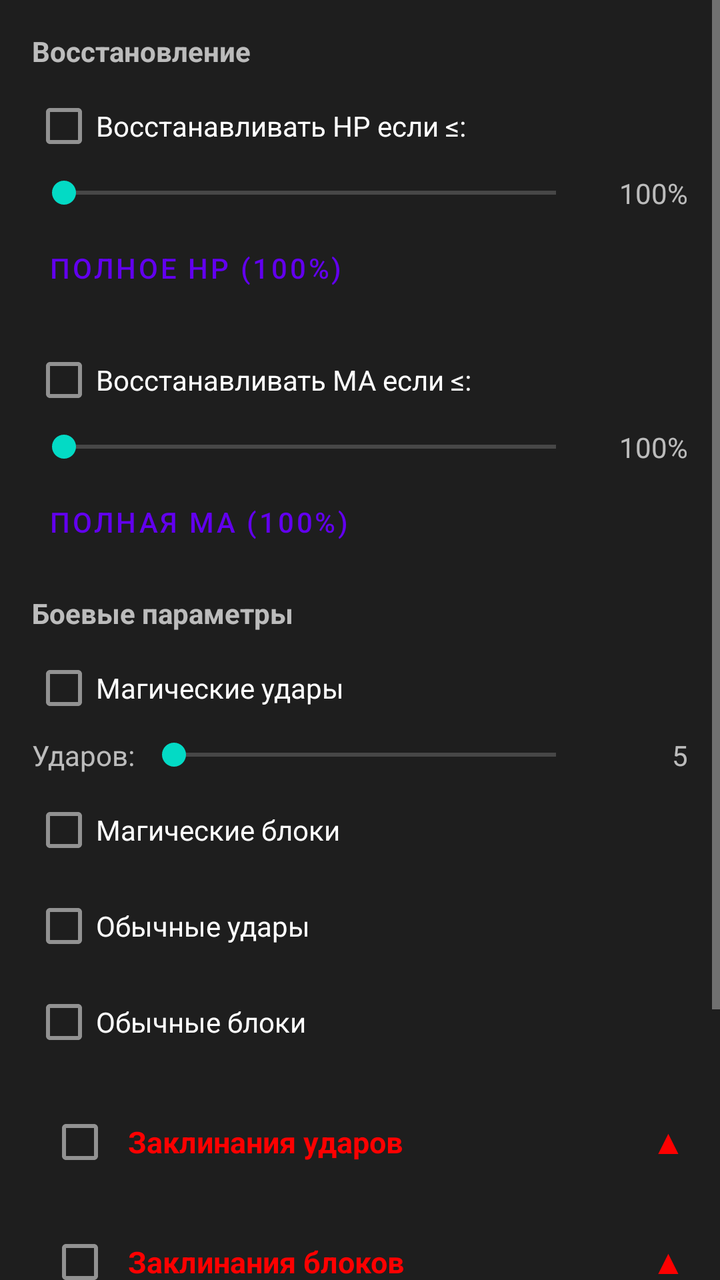
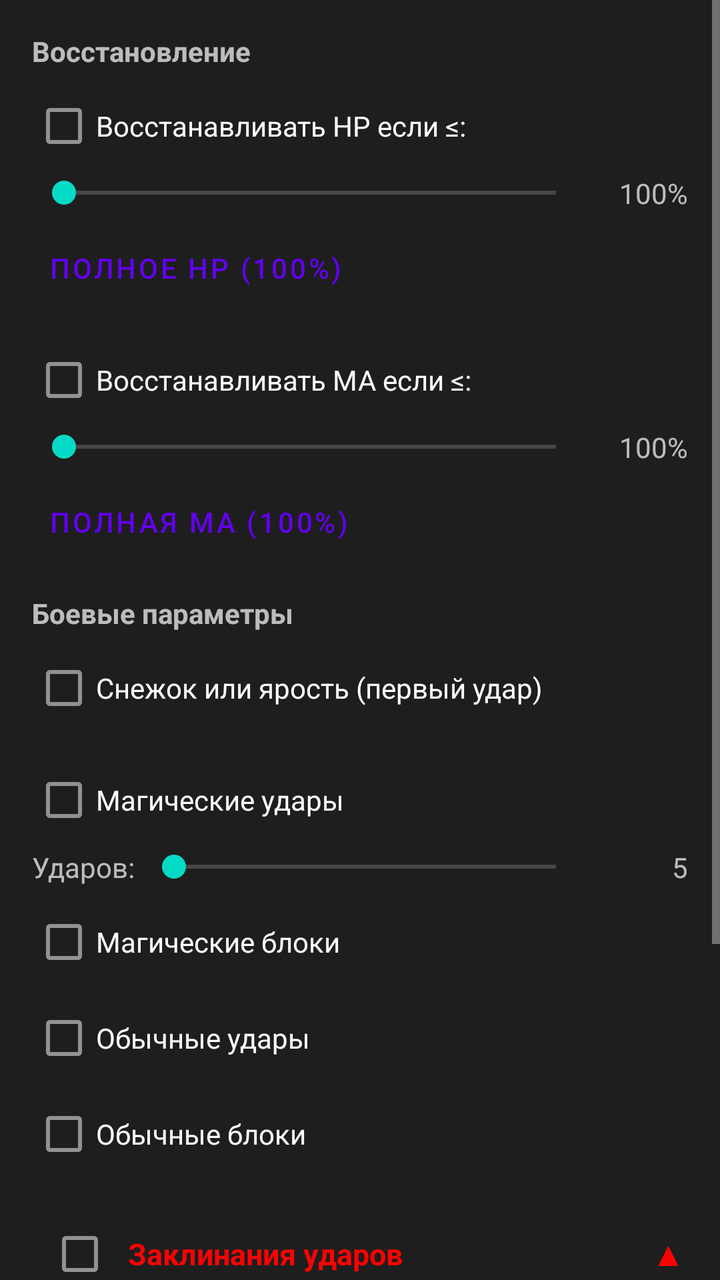

An Android layout rendered at two revisions. The XML below is the earlier revision; the diff shows what the commit changed to produce the second picture.
<!-- AndroidManifest.xml: application theme Theme.ABClient -->
<!-- res/layout/tab_autoboi_rotation.xml -->
<?xml version="1.0" encoding="utf-8"?>
<ScrollView xmlns:android="http://schemas.android.com/apk/res/android"
    android:layout_width="match_parent"
    android:layout_height="match_parent"
    android:background="@color/ab_autoboi_bg"
    android:theme="@style/ThemeOverlay.MaterialComponents.Dark">

    <LinearLayout
        android:layout_width="match_parent"
        android:layout_height="wrap_content"
        android:orientation="vertical"
        android:padding="16dp">

        
        <TextView
            android:layout_width="match_parent"
            android:layout_height="wrap_content"
            android:text="Восстановление"
            android:textStyle="bold"
            android:layout_marginBottom="4dp" />

        <CheckBox
            android:id="@+id/checkDoRestoreHp"
            android:layout_width="match_parent"
            android:layout_height="wrap_content"
            android:text="Восстанавливать HP если ≤:" />

        <LinearLayout
            android:layout_width="match_parent"
            android:layout_height="wrap_content"
            android:orientation="horizontal"
            android:gravity="center_vertical"
            android:layout_marginBottom="4dp">

            <SeekBar
                android:id="@+id/seekRestoreHp"
                android:layout_width="0dp"
                android:layout_height="wrap_content"
                android:layout_weight="1"
                android:max="100" />

            <TextView
                android:id="@+id/tvRestoreHp"
                android:layout_width="50dp"
                android:layout_height="wrap_content"
                android:gravity="end"
                android:text="100%" />
        </LinearLayout>

        <Button
            android:id="@+id/btnFullHp"
            style="@style/Widget.MaterialComponents.Button.TextButton"
            android:layout_width="wrap_content"
            android:layout_height="wrap_content"
            android:text="Полное HP (100%)"
            android:layout_marginBottom="8dp" />

        <CheckBox
            android:id="@+id/checkDoRestoreMa"
            android:layout_width="match_parent"
            android:layout_height="wrap_content"
            android:text="Восстанавливать MA если ≤:" />

        <LinearLayout
            android:layout_width="match_parent"
            android:layout_height="wrap_content"
            android:orientation="horizontal"
            android:gravity="center_vertical"
            android:layout_marginBottom="4dp">

            <SeekBar
                android:id="@+id/seekRestoreMa"
                android:layout_width="0dp"
                android:layout_height="wrap_content"
                android:layout_weight="1"
                android:max="100" />

            <TextView
                android:id="@+id/tvRestoreMa"
                android:layout_width="50dp"
                android:layout_height="wrap_content"
                android:gravity="end"
                android:text="100%" />
        </LinearLayout>

        <Button
            android:id="@+id/btnFullMa"
            style="@style/Widget.MaterialComponents.Button.TextButton"
            android:layout_width="wrap_content"
            android:layout_height="wrap_content"
            android:text="Полная MA (100%)"
            android:layout_marginBottom="12dp" />

        
        <TextView
            android:layout_width="match_parent"
            android:layout_height="wrap_content"
            android:text="Боевые параметры"
            android:textStyle="bold"
            android:layout_marginBottom="4dp" />

        <CheckBox
            android:id="@+id/checkDoMagHits"
            android:layout_width="match_parent"
            android:layout_height="wrap_content"
            android:text="Магические удары" />

        <LinearLayout
            android:layout_width="match_parent"
            android:layout_height="wrap_content"
            android:orientation="horizontal"
            android:gravity="center_vertical"
            android:layout_marginBottom="4dp">

            <TextView
                android:layout_width="wrap_content"
                android:layout_height="wrap_content"
                android:text="Ударов: " />

            <SeekBar
                android:id="@+id/seekMagHits"
                android:layout_width="0dp"
                android:layout_height="wrap_content"
                android:layout_weight="1"
                android:max="1000" />

            <TextView
                android:id="@+id/tvMagHits"
                android:layout_width="50dp"
                android:layout_height="wrap_content"
                android:gravity="end"
                android:text="5" />
        </LinearLayout>

        <CheckBox
            android:id="@+id/checkDoMagBlocks"
            android:layout_width="match_parent"
            android:layout_height="wrap_content"
            android:text="Магические блоки" />

        <CheckBox
            android:id="@+id/checkDoHits"
            android:layout_width="match_parent"
            android:layout_height="wrap_content"
            android:text="Обычные удары" />

        <CheckBox
            android:id="@+id/checkDoBlocks"
            android:layout_width="match_parent"
            android:layout_height="wrap_content"
            android:text="Обычные блоки"
            android:layout_marginBottom="12dp" />

        
        <LinearLayout
            android:id="@+id/headerSpellsHits"
            android:layout_width="match_parent"
            android:layout_height="wrap_content"
            android:orientation="horizontal"
            android:gravity="center_vertical"
            android:layout_marginBottom="4dp">

            <CheckBox
                android:id="@+id/checkDoAbilHits"
                android:layout_width="wrap_content"
                android:layout_height="wrap_content"
                android:text="" />

            <TextView
                android:layout_width="0dp"
                android:layout_height="wrap_content"
                android:layout_weight="1"
                android:text="Заклинания ударов"
                android:textStyle="bold"
                android:textSize="15sp"
                android:textColor="@color/red" />

            <TextView
                android:id="@+id/tvArrowSpellsHits"
                android:layout_width="wrap_content"
                android:layout_height="wrap_content"
                android:text="▲"
                android:textSize="16sp"
                android:textStyle="bold"
                android:textColor="@color/red"
                android:paddingStart="6dp"
                android:paddingEnd="2dp" />
        </LinearLayout>

        <androidx.recyclerview.widget.RecyclerView
            android:id="@+id/listSpellsHits"
            android:layout_width="match_parent"
            android:layout_height="wrap_content"
            android:layout_marginBottom="8dp" />

        
        <LinearLayout
            android:id="@+id/headerSpellsBlocks"
            android:layout_width="match_parent"
            android:layout_height="wrap_content"
            android:orientation="horizontal"
            android:gravity="center_vertical"
            android:layout_marginBottom="4dp">

            <CheckBox
                android:id="@+id/checkDoAbilBlocks"
                android:layout_width="wrap_content"
                android:layout_height="wrap_content"
                android:text="" />

            <TextView
                android:layout_width="0dp"
                android:layout_height="wrap_content"
                android:layout_weight="1"
                android:text="Заклинания блоков"
                android:textStyle="bold"
                android:textSize="15sp"
                android:textColor="@color/red" />

            <TextView
                android:id="@+id/tvArrowSpellsBlocks"
                android:layout_width="wrap_content"
                android:layout_height="wrap_content"
                android:text="▲"
                android:textSize="16sp"
                android:textStyle="bold"
                android:textColor="@color/red"
                android:paddingStart="6dp"
                android:paddingEnd="2dp" />
        </LinearLayout>

        <androidx.recyclerview.widget.RecyclerView
            android:id="@+id/listSpellsBlocks"
            android:layout_width="match_parent"
            android:layout_height="wrap_content"
            android:layout_marginBottom="8dp" />

        
        <LinearLayout
            android:id="@+id/headerSpellsMisc"
            android:layout_width="match_parent"
            android:layout_height="wrap_content"
            android:orientation="horizontal"
            android:gravity="center_vertical"
            android:layout_marginBottom="4dp">

            <CheckBox
                android:id="@+id/checkDoMiscAbils"
                android:layout_width="wrap_content"
                android:layout_height="wrap_content"
                android:text="" />

            <TextView
                android:layout_width="0dp"
                android:layout_height="wrap_content"
                android:layout_weight="1"
                android:text="Прочие заклинания"
                android:textStyle="bold"
                android:textSize="15sp"
                android:textColor="@color/red" />

            <TextView
                android:id="@+id/tvArrowSpellsMisc"
                android:layout_width="wrap_content"
                android:layout_height="wrap_content"
                android:text="▲"
                android:textSize="16sp"
                android:textStyle="bold"
                android:textColor="@color/red"
                android:paddingStart="6dp"
                android:paddingEnd="2dp" />
        </LinearLayout>

        <androidx.recyclerview.widget.RecyclerView
            android:id="@+id/listSpellsMisc"
            android:layout_width="match_parent"
            android:layout_height="wrap_content"
            android:layout_marginBottom="8dp" />

        
        <LinearLayout
            android:id="@+id/headerSpellsRestoreHp"
            android:layout_width="match_parent"
            android:layout_height="wrap_content"
            android:orientation="horizontal"
            android:gravity="center_vertical"
            android:layout_marginBottom="4dp">

            <TextView
                android:layout_width="0dp"
                android:layout_height="wrap_content"
                android:layout_weight="1"
                android:text="Заклинания восст. HP"
                android:textStyle="bold"
                android:textSize="15sp"
                android:textColor="@color/red" />

            <TextView
                android:id="@+id/tvArrowSpellsRestoreHp"
                android:layout_width="wrap_content"
                android:layout_height="wrap_content"
                android:text="▲"
                android:textSize="16sp"
                android:textStyle="bold"
                android:textColor="@color/red"
                android:paddingStart="6dp"
                android:paddingEnd="2dp" />
        </LinearLayout>

        <androidx.recyclerview.widget.RecyclerView
            android:id="@+id/listSpellsRestoreHp"
            android:layout_width="match_parent"
            android:layout_height="wrap_content"
            android:layout_marginBottom="8dp" />

        
        <LinearLayout
            android:id="@+id/headerSpellsRestoreMa"
            android:layout_width="match_parent"
            android:layout_height="wrap_content"
            android:orientation="horizontal"
            android:gravity="center_vertical"
            android:layout_marginBottom="4dp">

            <TextView
                android:layout_width="0dp"
                android:layout_height="wrap_content"
                android:layout_weight="1"
                android:text="Заклинания восст. MA"
                android:textStyle="bold"
                android:textSize="15sp"
                android:textColor="@color/red" />

            <TextView
                android:id="@+id/tvArrowSpellsRestoreMa"
                android:layout_width="wrap_content"
                android:layout_height="wrap_content"
                android:text="▲"
                android:textSize="16sp"
                android:textStyle="bold"
                android:textColor="@color/red"
                android:paddingStart="6dp"
                android:paddingEnd="2dp" />
        </LinearLayout>

        <androidx.recyclerview.widget.RecyclerView
            android:id="@+id/listSpellsRestoreMa"
            android:layout_width="match_parent"
            android:layout_height="wrap_content"
            android:layout_marginBottom="8dp" />

    </LinearLayout>

</ScrollView>
<!-- resources referenced by this layout -->
<resources>
  <color name="ab_autoboi_bg">#1E1E1E</color>
  <color name="red">#FF0000</color>
  <style name="Theme.ABClient" parent="Theme.MaterialComponents.DayNight.DarkActionBar">
          
          <item name="colorPrimary">@color/purple_500</item>
          <item name="colorPrimaryVariant">@color/purple_700</item>
          <item name="colorOnPrimary">@color/white</item>
          
          <item name="colorSecondary">@color/teal_200</item>
          <item name="colorSecondaryVariant">@color/teal_700</item>
          <item name="colorOnSecondary">@color/black</item>
          
          <item name="android:statusBarColor" tools:targetApi="l">?attr/colorPrimaryVariant</item>
          
      </style>
  <color name="purple_500">#FF6200EE</color>
  <color name="purple_700">#FF3700B3</color>
  <color name="white">#FFFFFFFF</color>
  <color name="teal_200">#FF03DAC5</color>
  <color name="teal_700">#FF018786</color>
  <color name="black">#FF000000</color>
</resources>

<!-- the commit's change to res/layout/tab_autoboi_rotation.xml (unified diff, before → after) -->
@@ -100,6 +100,13 @@
             android:layout_marginBottom="4dp" />
 
         <CheckBox
+            android:id="@+id/checkDoFury"
+            android:layout_width="match_parent"
+            android:layout_height="wrap_content"
+            android:text="Снежок или ярость (первый удар)"
+            android:layout_marginBottom="8dp" />
+
+        <CheckBox
             android:id="@+id/checkDoMagHits"
             android:layout_width="match_parent"
             android:layout_height="wrap_content"
